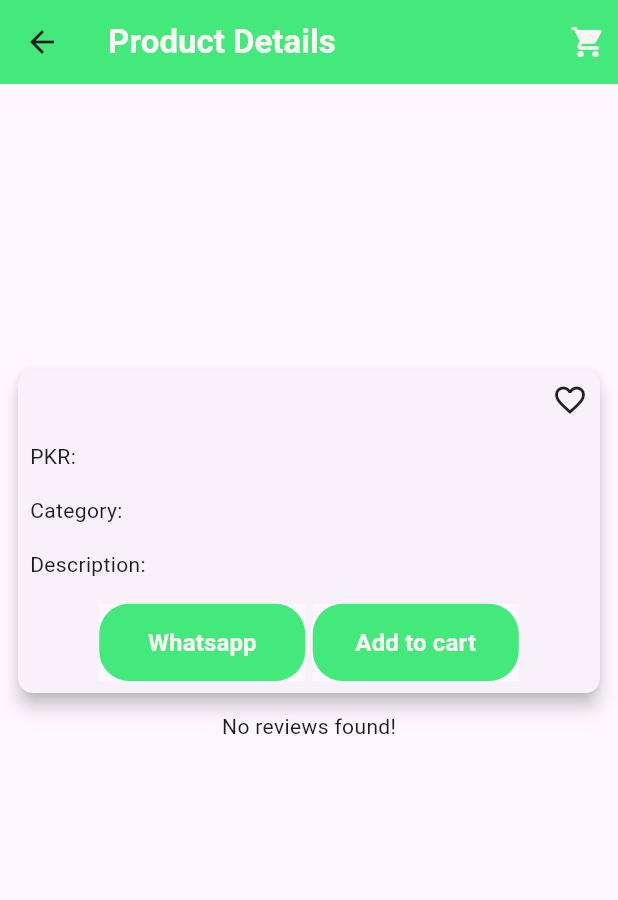
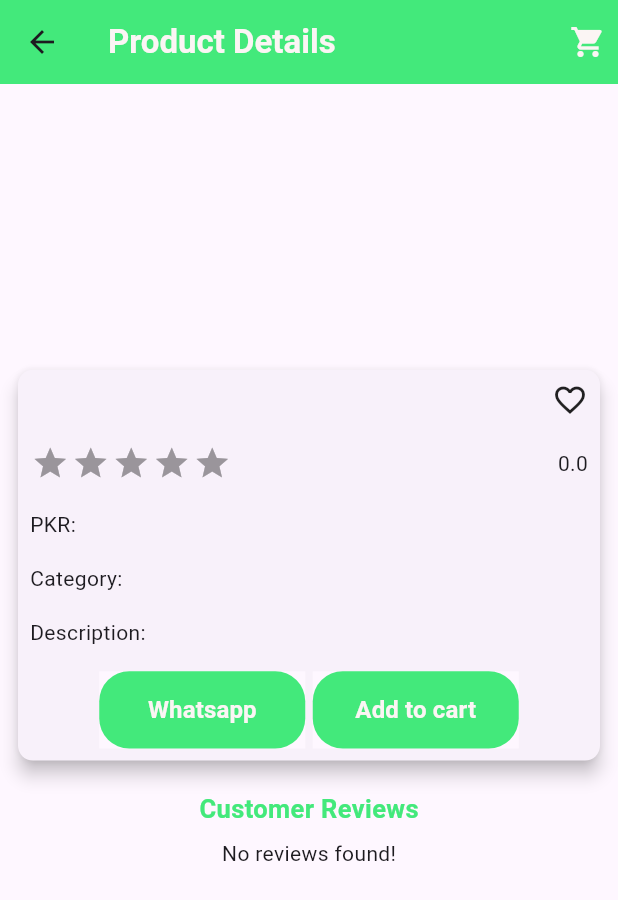
Before and after one commit to hwb06/Ecomm_App, a Flutter app: the ProductDetailsScreen screen opened directly with empty values, on a phone screen of 412 x 824 dp. Shown: the top 900 px of the screen. Run offline on Flutter 3.47's test engine with Material 3 defaults, Android fonts, the phone set to English and light mode, and no system bars; drawn by our look-alikes of carousel_slider, flutter_rating_bar; our stand-ins replace cached_network_image, cloud_firestore, firebase_auth, firebase_core, firebase_messaging, flutter_easyloading and 5 more; missing offline and left inert: image_card; accounts and stored records are empty.

Commit message:
Rating average

```diff
--- a/lib/screens/user_panel/product_details_screen.dart
+++ b/lib/screens/user_panel/product_details_screen.dart
@@ -1,12 +1,14 @@
 import 'package:cached_network_image/cached_network_image.dart';
 import 'package:carousel_slider/carousel_slider.dart';
 import 'package:cloud_firestore/cloud_firestore.dart';
+import 'package:e_comm_app/controllers/rating_controller.dart';
 import 'package:e_comm_app/models/cart_model.dart';
 import 'package:e_comm_app/models/review_model.dart';
 import 'package:e_comm_app/screens/user_panel/single_category_products_screen.dart';
 import 'package:firebase_auth/firebase_auth.dart';
 import 'package:flutter/cupertino.dart';
 import 'package:flutter/material.dart';
+import 'package:flutter_rating_bar/flutter_rating_bar.dart';
 import 'package:get/get.dart';
 import 'package:get/get_core/src/get_main.dart';
 import 'package:image_card/image_card.dart';
@@ -32,6 +34,8 @@ class _ProductDetailsScreenState extends State<ProductDetailsScreen> {
 
   @override
   Widget build(BuildContext context) {
+    CalculateProductRatingController calculateProductRatingController = Get.put(
+        CalculateProductRatingController(widget.productModel.productId));
     return Scaffold(
       appBar: AppBar(
         elevation: 0,
@@ -54,7 +58,8 @@ class _ProductDetailsScreenState extends State<ProductDetailsScreen> {
           ),
         ],
       ),
-      body: Container(
+      body: SingleChildScrollView(
+        child: Container(
           child: Column(
             children: [
               //product images
@@ -111,6 +116,36 @@ class _ProductDetailsScreenState extends State<ProductDetailsScreen> {
                           ),
                         ),
                       ),
+
+                      //Reviews Rating
+                      Padding(
+                        padding: const EdgeInsets.all(8.0),
+                        child: Row(
+                          mainAxisAlignment: MainAxisAlignment.spaceBetween,
+                          children: [
+                            Container(
+                              alignment: Alignment.topLeft,
+                              child:  RatingBar.builder(
+                                initialRating: double.parse(calculateProductRatingController.averageRating.toString()),
+                                minRating: 1,
+                                direction: Axis.horizontal,
+                                allowHalfRating: true,
+                                itemCount: 5,
+                                itemSize: 25,
+                                itemPadding: EdgeInsets.symmetric(horizontal: 1.0, vertical: 2.0),
+                                itemBuilder: (context, _) => Icon(
+                                  Icons.star,
+                                  color: Colors.amber,
+                                ),
+                                onRatingUpdate: (value) {
+                                },
+                              ),
+                            ),
+                            Text(calculateProductRatingController.averageRating.toString()),
+                          ],
+                        ),
+                      ),
+
                       Padding(
                         padding: const EdgeInsets.all(8.0),
                         child: Container(
@@ -208,7 +243,24 @@ class _ProductDetailsScreenState extends State<ProductDetailsScreen> {
                   ),
                 ),
               ),
+
               //Review and feedback Section
+              Padding(
+                padding: const EdgeInsets.all(8.0),
+                child: Row(
+                  mainAxisAlignment: MainAxisAlignment.center,
+                  children: [
+                    Text(
+                      "Customer Reviews",
+                      style: TextStyle(
+                        fontSize: 17,
+                        fontWeight: FontWeight.bold,
+                        color: AppConstant.AppSecondaryColor,
+                      ),
+                    ),
+                  ],
+                ),
+              ),
               FutureBuilder(
                 future: FirebaseFirestore.instance
                     .collection('products')
@@ -274,11 +326,9 @@ class _ProductDetailsScreenState extends State<ProductDetailsScreen> {
             ],
           ),
         ),
+      ),
     );
   }
-
-
-
 
   //send message on whatsapp
   static Future<void> sendMessageOnWhatsApp(
```
Also changed, not shown: lib/controllers/rating_controller.dart (added, +47 -0 lines). Lines whose indentation alone changed are shown as unchanged.
